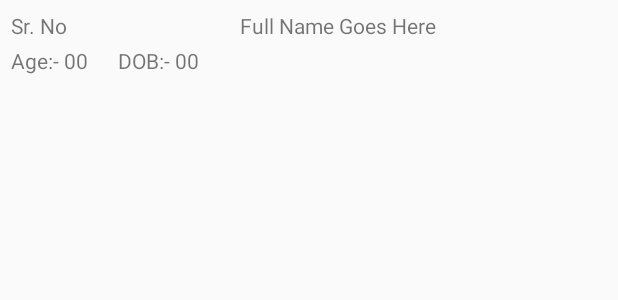
After one commit to surajpunemaha/MyDemos, an Android app: the layout item_friends_dtls.xml on its own in the app's theme, with its tools: preview values and no code run, on a phone screen of 412 x 824 dp. The commit adds this screen. Shown: the top 300 px of the screen. Run offline under Robolectric (Android 15) with nearby library versions, the phone set to English and light mode, and no system bars.

Commit message:
created a demo for read excel

```diff
--- a/app/src/main/res/layout/activity_home.xml
+++ b/app/src/main/res/layout/activity_home.xml
@@ -16,6 +16,12 @@
             android:layout_height="wrap_content"
             android:orientation="vertical"
             android:padding="10dp">
+
+            <Button
+                android:id="@+id/btn_read_excel"
+                android:layout_width="match_parent"
+                android:layout_height="wrap_content"
+                android:text="Read Excel"/>
 
             <Button
                 android:id="@+id/btn_job_schedular"
--- /dev/null
+++ b/app/src/main/res/layout/item_friends_dtls.xml
@@ -0,0 +1,68 @@
+<?xml version="1.0" encoding="utf-8"?>
+<LinearLayout
+    xmlns:android="http://schemas.android.com/apk/res/android"
+    android:layout_width="match_parent"
+    android:layout_height="wrap_content"
+    android:padding="5dp"
+    android:orientation="vertical">
+
+    <LinearLayout
+        android:layout_width="match_parent"
+        android:layout_height="wrap_content"
+        android:padding="2dp"
+        android:orientation="horizontal">
+
+        <TextView
+            android:id="@+id/txtv_sr_no"
+            android:layout_width="wrap_content"
+            android:layout_height="wrap_content"
+            android:text="Sr. No"/>
+
+        <TextView
+            android:id="@+id/txtv_name"
+            android:layout_width="match_parent"
+            android:layout_weight="1"
+            android:layout_height="wrap_content"
+            android:gravity="center"
+            android:text="Full Name Goes Here"/>
+
+
+
+    </LinearLayout>
+
+    <LinearLayout
+        android:layout_width="match_parent"
+        android:layout_height="wrap_content"
+        android:padding="2dp"
+        android:orientation="horizontal">
+
+        <TextView
+            android:layout_width="wrap_content"
+            android:layout_height="wrap_content"
+            android:text="Age:- "/>
+
+        <TextView
+            android:id="@+id/txtv_age"
+            android:layout_width="wrap_content"
+            android:layout_height="wrap_content"
+            android:gravity="center"
+            android:text="00"/>
+
+        <TextView
+            android:layout_width="wrap_content"
+            android:layout_height="wrap_content"
+            android:layout_marginLeft="20dp"
+            android:text="DOB:- "/>
+
+        <TextView
+            android:id="@+id/txtv_dob"
+            android:layout_width="wrap_content"
+            android:layout_height="wrap_content"
+            android:gravity="center"
+            android:text="00"/>
+
+
+
+    </LinearLayout>
+
+</LinearLayout>
```
Also changed, not shown: app/build.gradle (+9 -2 lines), app/src/main/AndroidManifest.xml (+2 -5 lines), app/src/main/java/abhinav/com/addresslatlong/Adapters/AdapterFriendsList.java (added, +64 -0 lines), app/src/main/java/abhinav/com/addresslatlong/Bean/Friend.java (added, +46 -0 lines), app/src/main/java/abhinav/com/addresslatlong/CrashDemoActivity.java (deleted, +0 -29 lines), app/src/main/java/abhinav/com/addresslatlong/HomeActivity.java (+35 -6 lines), app/src/main/java/abhinav/com/addresslatlong/ReadExcelActivity.java (added, +190 -0 lines), app/src/main/java/abhinav/com/addresslatlong/TestApplication.java (deleted, +0 -50 lines), app/src/main/res/layout/activity_crash_demo.xml (deleted, +0 -18 lines), app/src/main/res/layout/activity_read_excel.xml (added, +31 -0 lines), build.gradle (+7 -0 lines).
